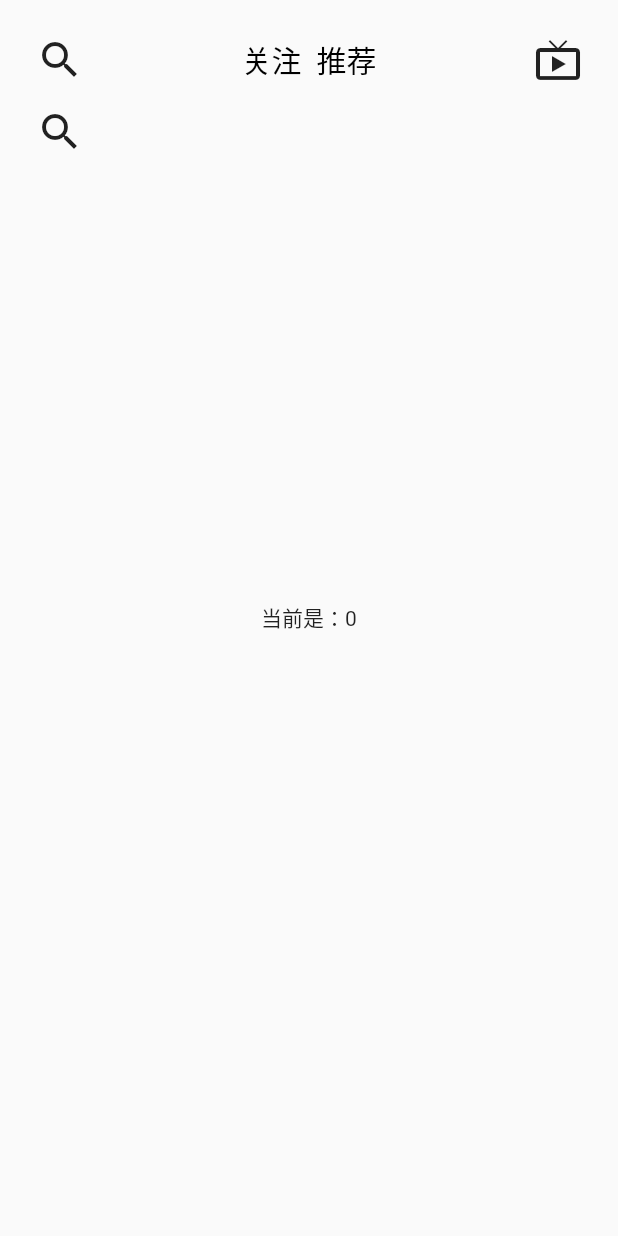
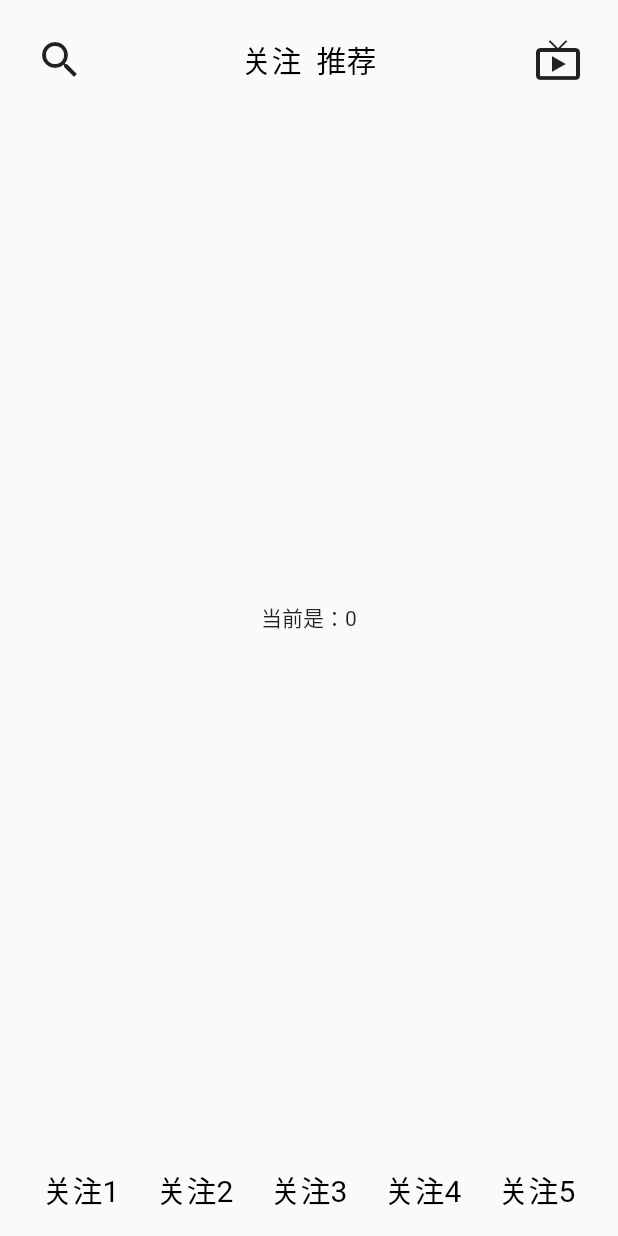
Before and after one commit to gdky005/douyin_home_page_demo, a Flutter app: the screen it shows after launch, on a phone screen of 412 x 824 dp. Run offline on Flutter 3.47's test engine with Material 2 defaults, Android fonts, the phone set to English and light mode, and no system bars.

Commit message:
1. 添加第二次的底部按钮。

```diff
--- a/lib/main.dart
+++ b/lib/main.dart
@@ -92,6 +92,7 @@ class _MyHomePageState extends State<MyHomePage> {
     return Padding(
         padding: EdgeInsets.all(16),
         child: Column(
+          mainAxisAlignment: MainAxisAlignment.spaceBetween,
           children: <Widget>[
             _secondTopFloorWidget(),
             _secondBottomFloorWidget(),
@@ -101,11 +102,42 @@ class _MyHomePageState extends State<MyHomePage> {
 
   Widget _secondBottomFloorWidget() {
     return Row(
-      mainAxisAlignment: MainAxisAlignment.spaceBetween,
+      mainAxisAlignment: MainAxisAlignment.spaceAround,
       children: <Widget>[
-        IconButton(
-          icon: Icon(Icons.search, size: 32),
-          onPressed: () => print("点击搜索"),
+        InkWell(
+          child: Text(
+            "关注1",
+            style: TextStyle(fontSize: 20, color: Colors.black),
+          ),
+          onTap: () => print("点击 关注"),
+        ),
+        InkWell(
+          child: Text(
+            "关注2",
+            style: TextStyle(fontSize: 20, color: Colors.black),
+          ),
+          onTap: () => print("点击 关注"),
+        ),
+        InkWell(
+          child: Text(
+            "关注3",
+            style: TextStyle(fontSize: 20, color: Colors.black),
+          ),
+          onTap: () => print("点击 关注"),
+        ),
+        InkWell(
+          child: Text(
+            "关注4",
+            style: TextStyle(fontSize: 20, color: Colors.black),
+          ),
+          onTap: () => print("点击 关注"),
+        ),
+        InkWell(
+          child: Text(
+            "关注5",
+            style: TextStyle(fontSize: 20, color: Colors.black),
+          ),
+          onTap: () => print("点击 关注"),
         ),
       ],
     );
```
